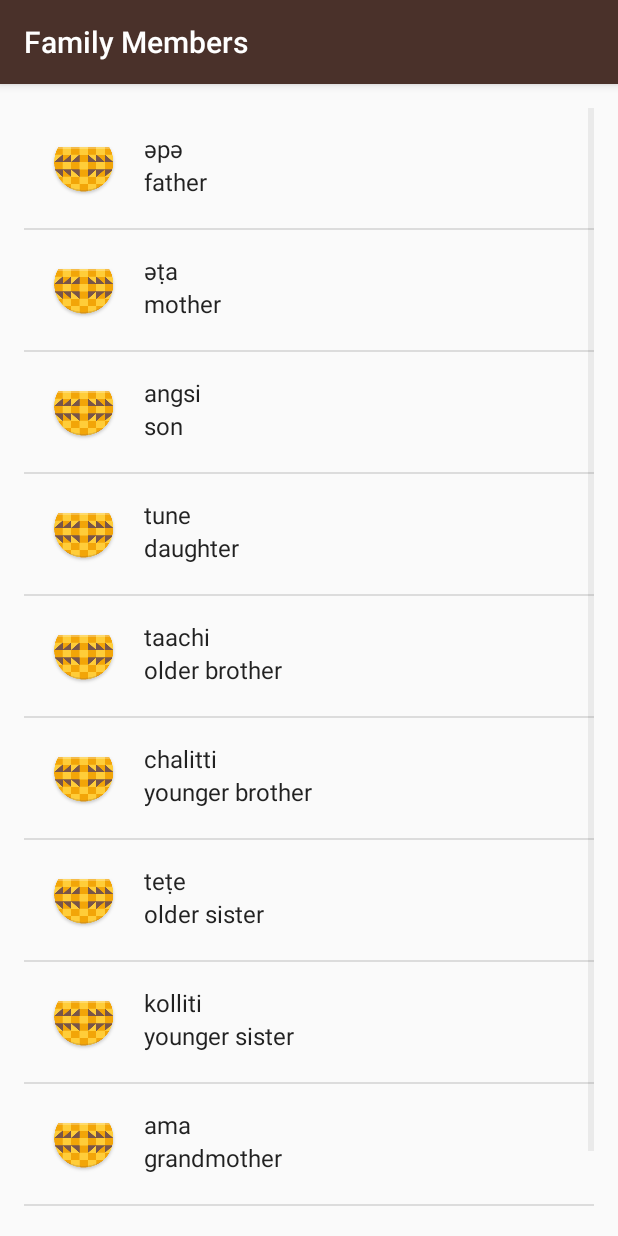
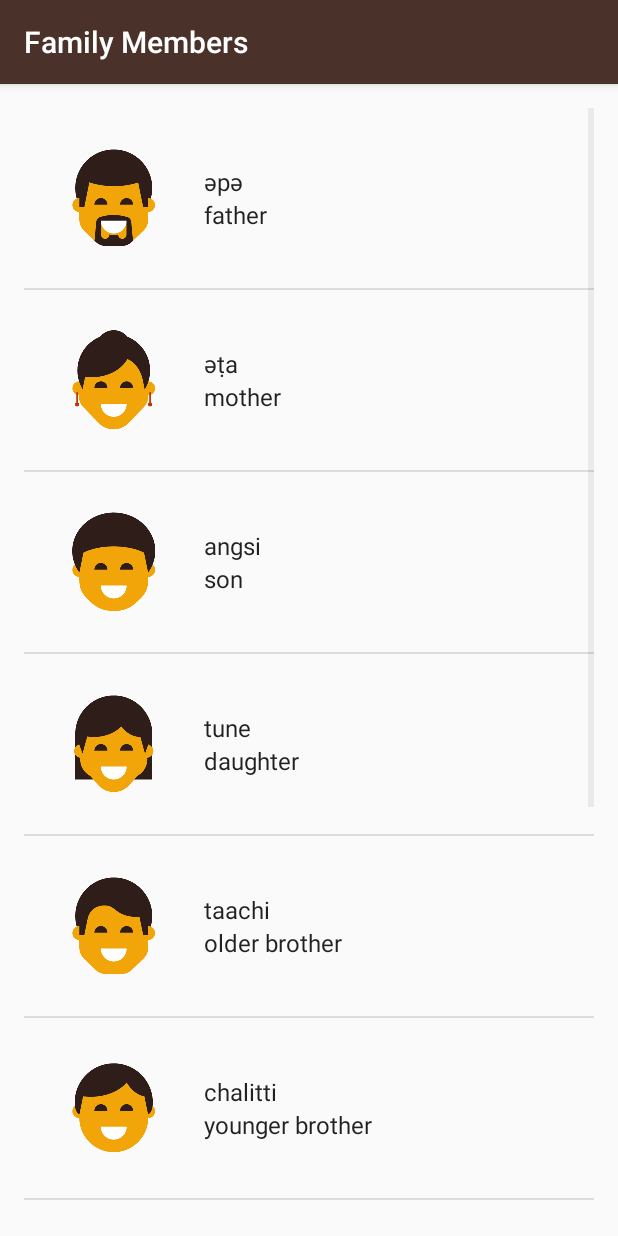
Before and after one commit to rodrigoaalmeida/Miwok, an Android app: the FamilyActivity screen opened directly, with no data from a screen before it, on a phone screen of 412 x 824 dp. Run offline under Robolectric (Android 15) with nearby library versions, the phone set to English and light mode, and no system bars.

Commit message:
Imagens correspondendo ao texto

```diff
--- a/app/src/main/java/com/example/android/miwok/FamilyActivity.java
+++ b/app/src/main/java/com/example/android/miwok/FamilyActivity.java
@@ -15,16 +15,16 @@ public class FamilyActivity extends AppCompatActivity {
 
         //Criação e implementação de valores de 0 a 10 no ArrayList
         ArrayList<Word> words = new ArrayList<>();
-        words.add(new Word("father","әpә"));
-        words.add(new Word("mother","әṭa"));
-        words.add(new Word("son","angsi"));
-        words.add(new Word("daughter","tune"));
-        words.add(new Word("older brother","taachi"));
-        words.add(new Word("younger brother","chalitti"));
-        words.add(new Word("older sister","teṭe"));
-        words.add(new Word("younger sister","kolliti"));
-        words.add(new Word("grandmother","ama"));
-        words.add(new Word("grandfather","paapa"));
+        words.add(new Word("father","әpә", R.drawable.family_father));
+        words.add(new Word("mother","әṭa", R.drawable.family_mother));
+        words.add(new Word("son","angsi", R.drawable.family_son));
+        words.add(new Word("daughter","tune", R.drawable.family_daughter));
+        words.add(new Word("older brother","taachi", R.drawable.family_older_brother));
+        words.add(new Word("younger brother","chalitti", R.drawable.family_younger_brother));
+        words.add(new Word("older sister","teṭe", R.drawable.family_older_sister));
+        words.add(new Word("younger sister","kolliti", R.drawable.family_younger_sister));
+        words.add(new Word("grandmother","ama", R.drawable.family_grandmother));
+        words.add(new Word("grandfather","paapa", R.drawable.family_grandfather));
 
         WordAdapter adapter = new WordAdapter(this, words);
 
--- a/app/src/main/java/com/example/android/miwok/Word.java
+++ b/app/src/main/java/com/example/android/miwok/Word.java
@@ -7,10 +7,31 @@ public class Word {
 
     private String mMiwokTranslation;
     private String mDefaultTranslation;
+    private int mImageResourceId = NO_IMAGE_PROVIDED;
 
+    private static final int NO_IMAGE_PROVIDED = -1;
+
+    /**
+     * contrutor sem imagem
+     * @param defaultTranslation traducao local.
+     * @param miwokTranslation traducao na lingua Miwok.
+     */
     public Word(String defaultTranslation, String miwokTranslation){
         mDefaultTranslation = defaultTranslation;
         mMiwokTranslation = miwokTranslation;
+    }
+
+    /**
+     * construtor com a imagem
+     * @param defaultTranslation traducao local.
+     * @param miwokTranslation traducao na lingua Miwok.
+     * @param imageResourceId imagem para melhor associacao da traducao.
+     */
+    public Word(String defaultTranslation, String miwokTranslation, int imageResourceId){
+        mDefaultTranslation = defaultTranslation;
+        mMiwokTranslation = miwokTranslation;
+        mImageResourceId = imageResourceId;
+
     }
 
     /**
@@ -26,4 +47,18 @@ public class Word {
     public String getDefaultTranslation() {
         return mDefaultTranslation;
     }
+
+    /**
+     * @return retorna o local da imagem para ser carregado na excucao
+     */
+    public int getImageResourceId(){
+        return mImageResourceId;
+    }
+
+    /**
+     * retorna se ha imagem atribuida na posição da lista para o WordAdapter
+     */
+    public boolean hasImage(){
+        return mImageResourceId != NO_IMAGE_PROVIDED;
+    }
 }
--- a/app/src/main/java/com/example/android/miwok/WordAdapter.java
+++ b/app/src/main/java/com/example/android/miwok/WordAdapter.java
@@ -5,6 +5,7 @@ import android.view.LayoutInflater;
 import android.view.View;
 import android.view.ViewGroup;
 import android.widget.ArrayAdapter;
+import android.widget.ImageView;
 import android.widget.TextView;
 
 import java.util.ArrayList;
@@ -14,25 +15,27 @@ public class WordAdapter extends ArrayAdapter<Word> {
      * o segundo parametro não foi utilizado, pois é apenas para um lista de um unico textview
      * como aqui tem mais de um o valor foi setado direto no super da classe pai como 0
      * mas poderia ser outro valor pelo que li, no entanto zero é mais expressivo.
+     *
      * @param context pega a classe em atual da aplicacao
-     * @param word pega a lista com o modelo da classe criada.
+     * @param word    pega a lista com o modelo da classe criada.
      */
     public WordAdapter(Activity context, ArrayList<Word> word) {
         super(context, 0, word);
     }
 
     /**
-     *preenche a view lista com os dados da lista conforme o modelo list_item.xml
-     * @param position pega a posição do item da lista.
+     * preenche a view lista com os dados da lista conforme o modelo list_item.xml
+     *
+     * @param position    pega a posição do item da lista.
      * @param convertView faz o conceito de preenchimento da view reciclada.
-     * @param parent pega a view pai a quem estiver chamando.
+     * @param parent      pega a view pai a quem estiver chamando.
      */
     @Override
     public View getView(int position, View convertView, ViewGroup parent) {
 
         //testa se o preenchimento não esta vazio, se tiver preenche com valortes padrão do pai.
         View listItemView = convertView;
-        if (listItemView == null){
+        if (listItemView == null) {
             listItemView = LayoutInflater.from(getContext()).inflate(R.layout.list_item, parent, false);
         }
 
@@ -47,6 +50,19 @@ public class WordAdapter extends ArrayAdapter<Word> {
         TextView defaultWord = listItemView.findViewById(R.id.text_view_2);
         defaultWord.setText(atualWord.getDefaultTranslation());
 
+        //pega a imagem no drawable e coloca na vizualizacao
+        ImageView imageResourceId = listItemView.findViewById(R.id.image_view);
+        //comparação feita para exibir ou não a imagem dependo de ela existir ou não
+        //pois no codigo do curso apresentou problema se não tivesse sido feito o controle
+        //mas no meu teste rodou sem problema em um zenfone 2 com android 6.0.1
+        if (atualWord.hasImage()) {
+            //seta a imagem caso exista na lista
+            imageResourceId.setImageResource(atualWord.getImageResourceId());
+            imageResourceId.setVisibility(View.VISIBLE);
+        }else {
+            //torna inexisttente no layout caso não esteja em um lista com imagem
+            imageResourceId.setVisibility(View.GONE);
+        }
         return listItemView;
     }
 }
--- a/app/src/main/res/layout/list_item.xml
+++ b/app/src/main/res/layout/list_item.xml
@@ -5,15 +5,17 @@
     android:orientation="horizontal"
     android:layout_width="match_parent"
     android:layout_height="match_parent"
+    android:gravity="center_vertical"
     android:paddingTop="@dimen/activity_vertical_margin"
-    android:paddingLeft="@dimen/activity_horizontal_margin"
     android:paddingBottom="@dimen/activity_vertical_margin">
     <ImageView
         android:id="@+id/image_view"
         android:layout_width="wrap_content"
         android:layout_height="wrap_content"
+        android:paddingLeft="@dimen/activity_horizontal_margin"
         android:src="@mipmap/ic_launcher"/>
     <LinearLayout
+        android:id="@+id/text_container"
         android:layout_width="wrap_content"
         android:layout_height="wrap_content"
         android:orientation="vertical"
```
Also changed, not shown: app/src/main/java/com/example/android/miwok/ColorsActivity.java (+8 -8 lines), app/src/main/java/com/example/android/miwok/NumbersActivity.java (+10 -10 lines).
